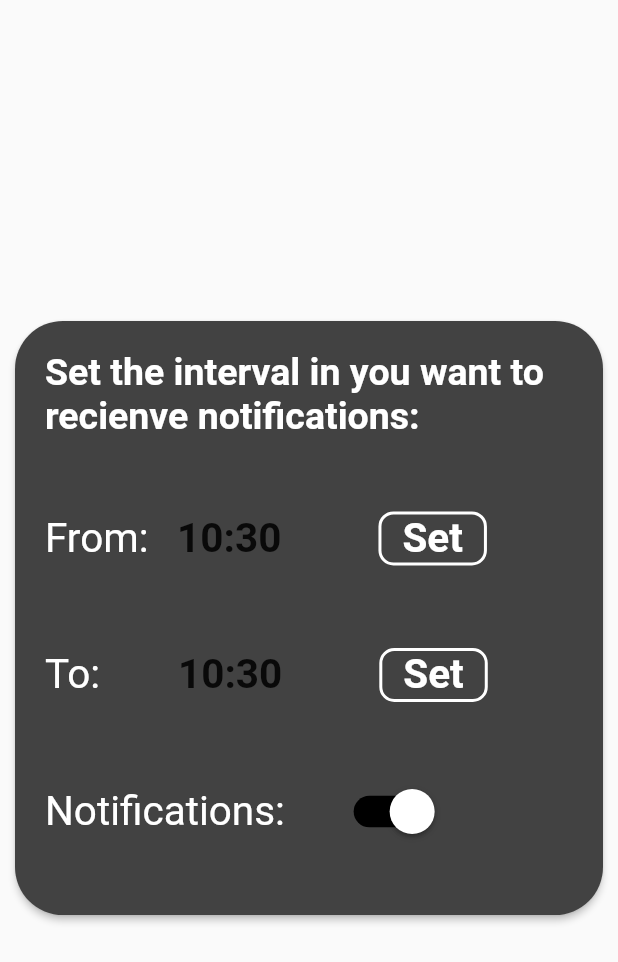
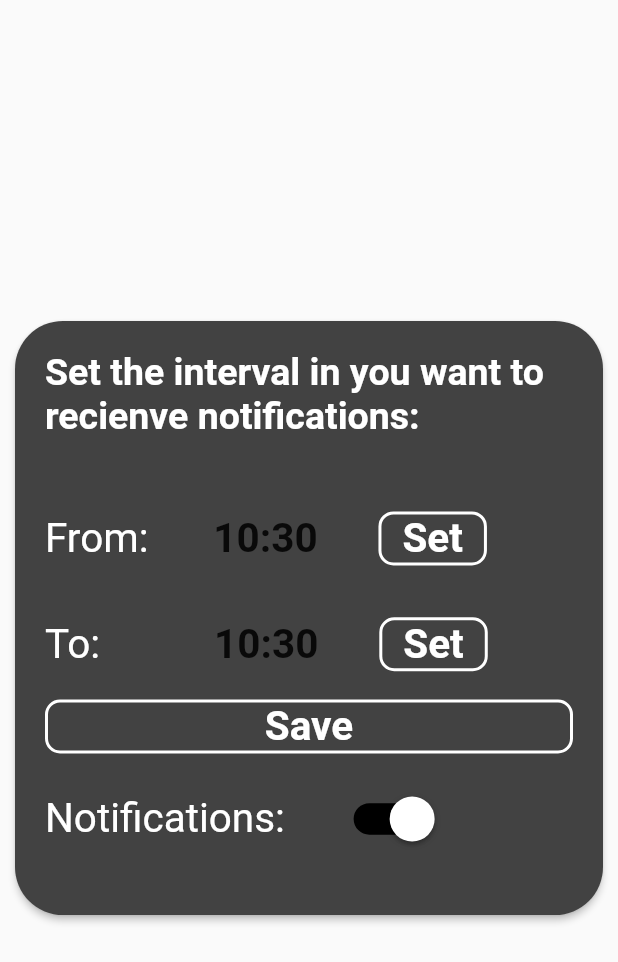
Before and after one commit to lonelygamer01/Stay_in_Shape, a Flutter app: the WaterNotificationPopupCard widget shown alone on an empty page, opened directly, on a phone screen of 412 x 824 dp. Shown: the top 962 px of the screen. Run offline on Flutter 3.47's test engine with Material 2 defaults, Android fonts, the phone set to English and light mode, and no system bars; our stand-ins replace animated_text_kit.

Commit message:
made some shit

```diff
--- a/lib/Popup_and_Notification.dart
+++ b/lib/Popup_and_Notification.dart
@@ -87,6 +87,8 @@ class WaterNotificationPopupCard extends StatefulWidget {
 class _WaterNotificationPopupCardState
     extends State<WaterNotificationPopupCard> {
   bool status = true;
+  String timefrom = '-- : --';
+  String timeto = '-- : --';
 
   @override
   Widget build(BuildContext context) {
@@ -123,10 +125,11 @@ class _WaterNotificationPopupCardState
                     Container(
                       width: width * 0.2866,
                       decoration: BoxDecoration(color: Colors.grey[800]),
+                      child: Center(
                           child: Text(
                               "${selectedTimefrom.hour}:${selectedTimefrom.minute}",
                               style: TextStyle(
-                              fontSize: 27, fontWeight: FontWeight.bold)),
+                                  fontSize: 27, fontWeight: FontWeight.bold))),
                     ),
                     SizedBox(width: width * 0.04),
                     OutlinedButton(
@@ -148,7 +151,7 @@ class _WaterNotificationPopupCardState
                     )
                   ]),
                 ),
-                SizedBox(height: height * 0.063),
+                SizedBox(height: height * 0.033),
                 SizedBox(
                   child: Row(children: <Widget>[
                     Text('To: ',
@@ -160,10 +163,11 @@ class _WaterNotificationPopupCardState
                     Container(
                       width: width * 0.2866,
                       decoration: BoxDecoration(color: Colors.grey[800]),
+                      child: Center(
                           child: Text(
                               "${selectedTimeto.hour}:${selectedTimeto.minute}",
                               style: TextStyle(
-                              fontSize: 27, fontWeight: FontWeight.bold)),
+                                  fontSize: 27, fontWeight: FontWeight.bold))),
                     ),
                     SizedBox(width: width * 0.04),
                     OutlinedButton(
@@ -187,7 +191,22 @@ class _WaterNotificationPopupCardState
                     ///IDE MÉG KELL CUCC!!!!
                   ]),
                 ),
-                SizedBox(height: height * 0.063),
+                SizedBox(height: height * 0.01),
+                OutlinedButton(
+                    style: OutlinedButton.styleFrom(
+                        shape: RoundedRectangleBorder(
+                            borderRadius: BorderRadius.circular(10)),
+                        primary: Colors.white,
+                        backgroundColor: Colors.transparent,
+                        side: BorderSide(color: Colors.white, width: 2)),
+                    onPressed: () {},
+                    child: Center(
+                        child: Text('Save',
+                            style: TextStyle(
+                                fontSize: 27,
+                                color: Colors.white,
+                                fontWeight: FontWeight.bold)))),
+                SizedBox(height: height * 0.02),
                 SizedBox(
                     child: Row(
                   children: <Widget>[
--- a/lib/Startingpage.dart
+++ b/lib/Startingpage.dart
@@ -201,8 +201,6 @@ class _DietScreenState extends State<DietScreen> {
                   onPressed: () {
                     Navigator.of(context).push(HeroDialogRoute(
                         builder: (context) => WaterNotificationPopupCard(),
-
-                        ///ezt itt meg kell mókolni!!!!!!
                         settings: RouteSettings()));
                   },
                   child: Center(
@@ -219,7 +217,7 @@ class _DietScreenState extends State<DietScreen> {
             SizedBox(height: 50),
             FlatButton(
                 onPressed: () {},
-                child: Text('testbutton',
+                child: Text('Bitch',
                     style: TextStyle(color: Colors.white, fontSize: 20))),
             SizedBox(height: 50),
             FlatButton(
@@ -240,8 +238,6 @@ class _DietScreenState extends State<DietScreen> {
     ));
   }
 }
-
-class _AddTodoPopupCard {}
 
 ///////////////////////////////////////////////////////////////////////////////////////////////
 class WorkoutScreen extends StatelessWidget {
@@ -274,6 +270,8 @@ class _HelpScreenState extends State<HelpScreen> {
     return Scaffold(
         backgroundColor: Colors.black,
         body: Container(
+            child: null,
+            height: 600,
             decoration: BoxDecoration(
                 image: DecorationImage(
                     colorFilter: ColorFilter.mode(
```
Lines whose indentation alone changed are shown as unchanged.
